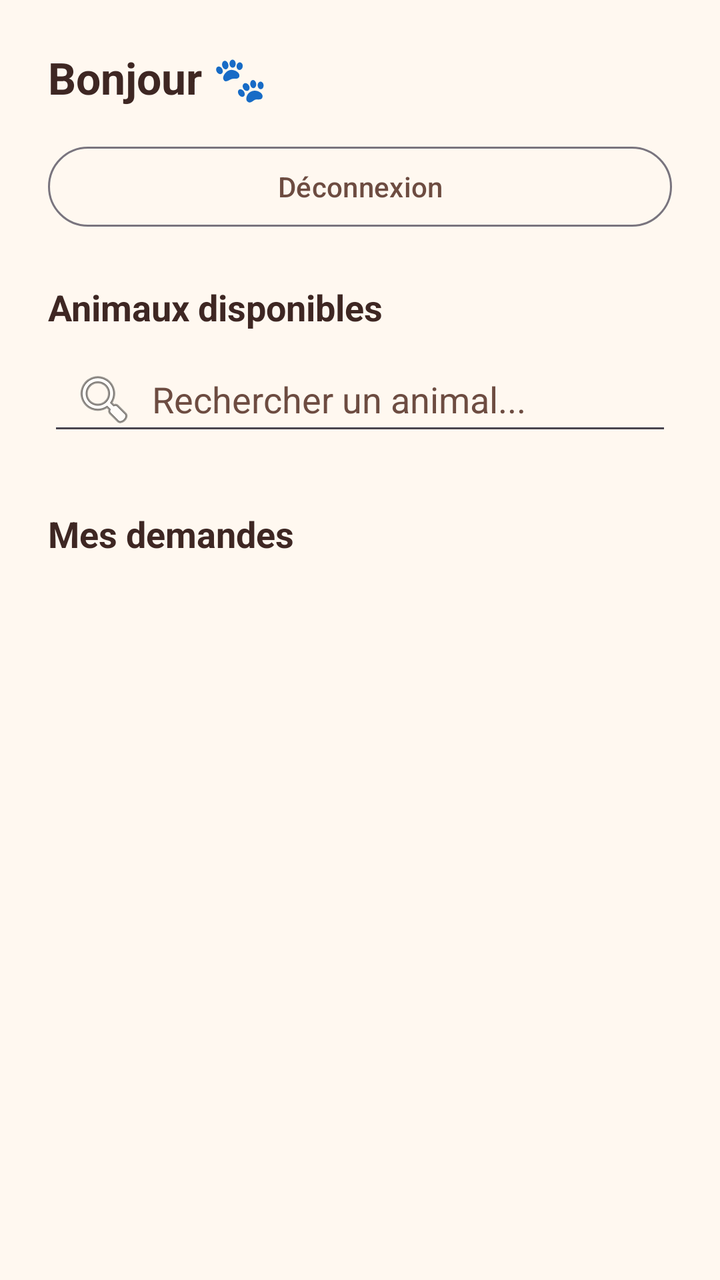
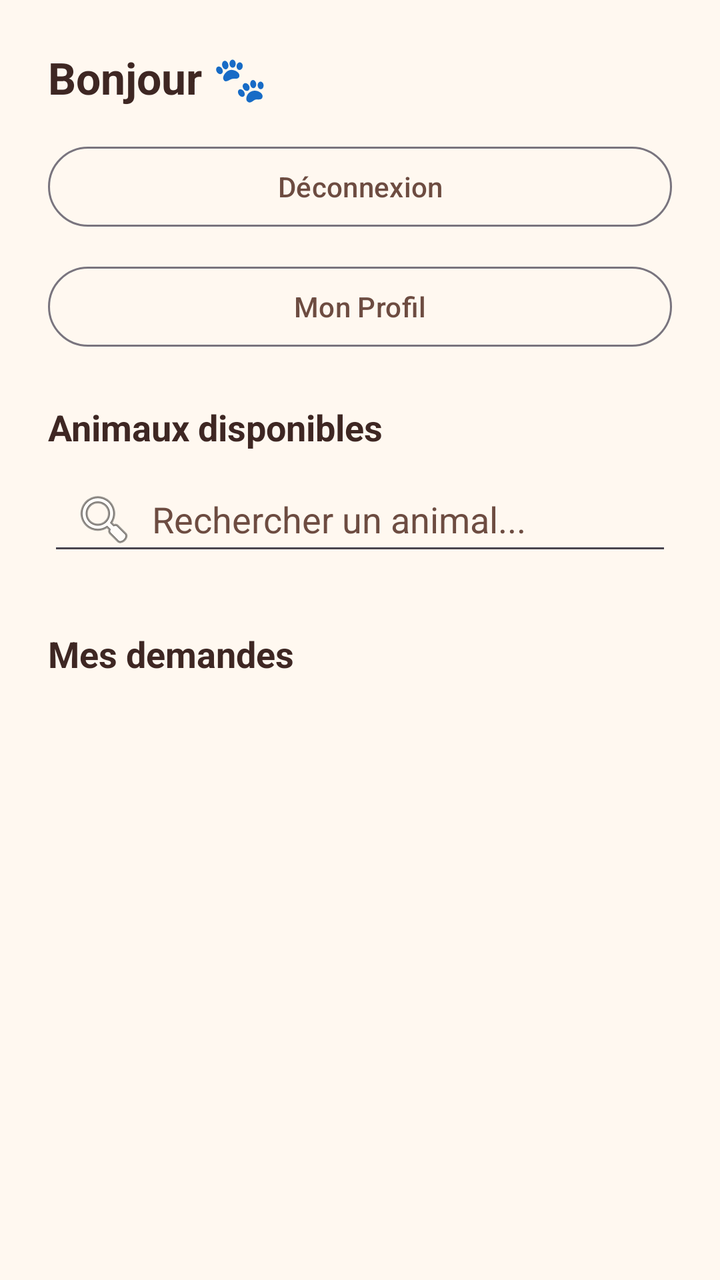

An Android layout rendered at two revisions. The XML below is the earlier revision; the diff shows what the commit changed to produce the second picture.
<!-- AndroidManifest.xml: application theme Theme.WorkshopPetShelter -->
<!-- res/layout/activity_user_dashboard.xml -->
<ScrollView xmlns:android="http://schemas.android.com/apk/res/android"
    android:layout_width="match_parent"
    android:layout_height="match_parent"
    android:background="@color/app_background"
    android:fillViewport="true">

    <LinearLayout
        android:layout_width="match_parent"
        android:layout_height="wrap_content"
        android:orientation="vertical"
        android:padding="24dp">

        <TextView
            android:id="@+id/tvGreeting"
            android:layout_width="match_parent"
            android:layout_height="wrap_content"
            android:text="Bonjour 🐾"
            android:textColor="@color/text_primary"
            android:textSize="22sp"
            android:textStyle="bold" />

        <com.google.android.material.button.MaterialButton
            android:id="@+id/btnLogout"
            style="@style/Widget.Material3.Button.OutlinedButton"
            android:layout_width="match_parent"
            android:layout_height="wrap_content"
            android:layout_marginTop="16dp"
            android:text="Déconnexion"
            android:textColor="@color/accent" />

        <TextView
            android:layout_width="match_parent"
            android:layout_height="wrap_content"
            android:layout_marginTop="24dp"
            android:text="Animaux disponibles"
            android:textColor="@color/text_primary"
            android:textSize="18sp"
            android:textStyle="bold" />

        
        <EditText
            android:id="@+id/etSearchAvailable"
            android:layout_width="match_parent"
            android:layout_height="wrap_content"
            android:layout_marginTop="8dp"
            android:drawableStart="@android:drawable/ic_menu_search"
            android:drawablePadding="8dp"
            android:hint="Rechercher un animal..."
            android:inputType="text"
            android:paddingStart="12dp"
            android:singleLine="true"
            android:textColor="@color/text_primary"
            android:textColorHint="@color/accent" />

        
        <ListView
            android:id="@+id/lvAvailablePets"
            android:layout_width="match_parent"
            android:layout_height="wrap_content"
            android:layout_marginTop="8dp"
            android:nestedScrollingEnabled="false" />

        
        <TextView
            android:id="@+id/tvEmptyAvailable"
            android:layout_width="match_parent"
            android:layout_height="wrap_content"
            android:gravity="center"
            android:padding="16dp"
            android:text="Aucun animal disponible."
            android:textColor="@color/text_primary"
            android:textStyle="italic"
            android:visibility="gone" />

        <TextView
            android:layout_width="match_parent"
            android:layout_height="wrap_content"
            android:layout_marginTop="24dp"
            android:text="Mes demandes"
            android:textColor="@color/text_primary"
            android:textSize="18sp"
            android:textStyle="bold" />

        <ListView
            android:id="@+id/lvMyRequests"
            android:layout_width="match_parent"
            android:layout_height="wrap_content"
            android:layout_marginBottom="16dp"
            android:nestedScrollingEnabled="false" />

        <TextView
            android:id="@+id/tvEmptyRequests"
            android:layout_width="match_parent"
            android:layout_height="wrap_content"
            android:gravity="center"
            android:padding="16dp"
            android:text="Aucune demande."
            android:textColor="@color/text_primary"
            android:textStyle="italic"
            android:visibility="gone" />

    </LinearLayout>

</ScrollView>
<!-- resources referenced by this layout -->
<resources>
  <color name="accent">#6D4C41</color>
  <color name="app_background">#FFF8F0</color>
  <color name="text_primary">#3E2723</color>
  <style name="Theme.WorkshopPetShelter" parent="Theme.Material3.DayNight.NoActionBar" />
</resources>

<!-- the commit's change to res/layout/activity_user_dashboard.xml (unified diff, before → after) -->
@@ -7,6 +7,7 @@
     <LinearLayout
         android:layout_width="match_parent"
         android:layout_height="wrap_content"
+        android:animateLayoutChanges="true"
         android:orientation="vertical"
         android:padding="24dp">
 
@@ -26,6 +27,16 @@
             android:layout_height="wrap_content"
             android:layout_marginTop="16dp"
             android:text="Déconnexion"
+            android:textColor="@color/accent" />
+
+        
+        <com.google.android.material.button.MaterialButton
+            android:id="@+id/btnProfile"
+            style="@style/Widget.Material3.Button.OutlinedButton"
+            android:layout_width="match_parent"
+            android:layout_height="wrap_content"
+            android:layout_marginTop="12dp"
+            android:text="Mon Profil"
             android:textColor="@color/accent" />
 
         <TextView
